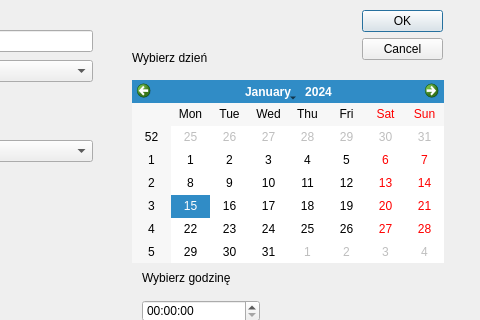
This is oldAddEvent.ui in LeMeTwo/JPWP2022 as Qt 5 draws it before an edit; both pictures show x 128 to 608 and y 0 to 320 of the 608 by 412 pixel window. The edited form follows.
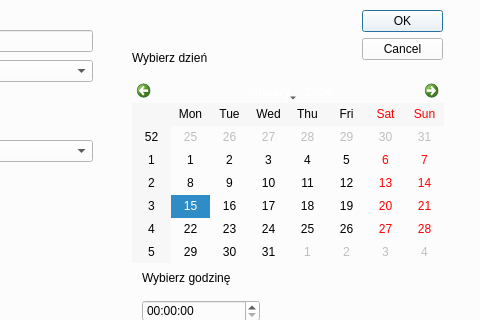
This is the edited form.

Commit message: addEvent GUI - create new addEvent GUI (not working)

```diff
--- a/oldAddEvent.ui
+++ b/oldAddEvent.ui
@@ -13,6 +13,9 @@
   <property name="windowTitle">
    <string>Dialog</string>
   </property>
+  <property name="styleSheet">
+   <string notr="true">background-color: rgb(252,252,252)</string>
+  </property>
   <widget class="QDialogButtonBox" name="okcanButtons">
    <property name="geometry">
     <rect>
```
The commit also changes 4 other files.
